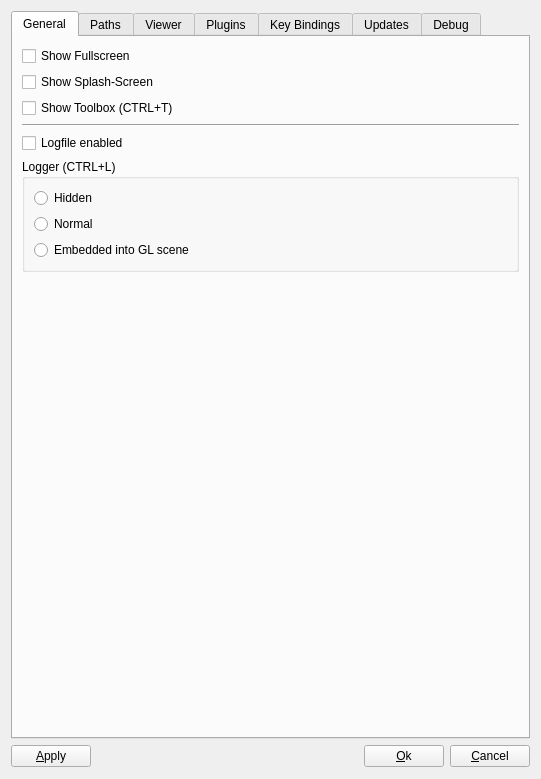
This is OpenFlipper/widgets/optionsWidget/optionsWidget.ui in ShenRen/OpenFlipper as Qt 5 draws it before an edit. The edited form follows.
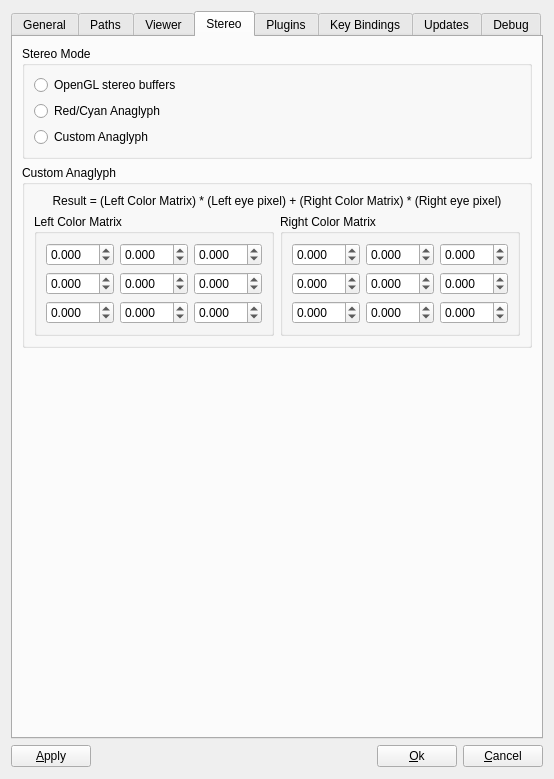
This is the edited form. The open tabs and pages were chosen to show the change. Custom widgets are drawn as their Qt base class.

Commit message: Dennis: Added anaglyph stereo support Added Options for anaglyph stereo

```diff
--- a/OpenFlipper/widgets/optionsWidget/optionsWidget.ui
+++ b/OpenFlipper/widgets/optionsWidget/optionsWidget.ui
@@ -387,6 +387,396 @@
        </item>
       </layout>
      </widget>
+     <widget class="QWidget" name="stereo" >
+      <attribute name="title" >
+       <string>Stereo</string>
+      </attribute>
+      <layout class="QVBoxLayout" name="verticalLayout_18" >
+       <item>
+        <widget class="QGroupBox" name="groupBox_5" >
+         <property name="title" >
+          <string>Stereo Mode</string>
+         </property>
+         <layout class="QVBoxLayout" name="verticalLayout_14" >
+          <item>
+           <widget class="QRadioButton" name="stereoOpengl" >
+            <property name="text" >
+             <string>OpenGL stereo buffers</string>
+            </property>
+           </widget>
+          </item>
+          <item>
+           <widget class="QRadioButton" name="stereoAnaglyph" >
+            <property name="text" >
+             <string>Red/Cyan Anaglyph</string>
+            </property>
+           </widget>
+          </item>
+          <item>
+           <widget class="QRadioButton" name="stereoCustomAnaglyph" >
+            <property name="text" >
+             <string>Custom Anaglyph</string>
+            </property>
+           </widget>
+          </item>
+         </layout>
+        </widget>
+       </item>
+       <item>
+        <widget class="QGroupBox" name="groupBox_6" >
+         <property name="title" >
+          <string>Custom Anaglyph</string>
+         </property>
+         <layout class="QVBoxLayout" name="verticalLayout_17" >
+          <item>
+           <widget class="QLabel" name="label_10" >
+            <property name="text" >
+             <string>Result = (Left Color Matrix) * (Left eye pixel) + (Right Color Matrix) * (Right eye pixel)</string>
+            </property>
+            <property name="textFormat" >
+             <enum>Qt::RichText</enum>
+            </property>
+            <property name="alignment" >
+             <set>Qt::AlignCenter</set>
+            </property>
+           </widget>
+          </item>
+          <item>
+           <layout class="QHBoxLayout" name="horizontalLayout_13" >
+            <item>
+             <widget class="QGroupBox" name="groupBox_8" >
+              <property name="title" >
+               <string>Left Color Matrix</string>
+              </property>
+              <layout class="QVBoxLayout" name="verticalLayout_15" >
+               <item>
+                <layout class="QGridLayout" name="gridLayout" >
+                 <item row="0" column="0" >
+                  <widget class="QDoubleSpinBox" name="lcm0" >
+                   <property name="decimals" >
+                    <number>3</number>
+                   </property>
+                   <property name="minimum" >
+                    <double>-10.000000000000000</double>
+                   </property>
+                   <property name="maximum" >
+                    <double>10.000000000000000</double>
+                   </property>
+                   <property name="singleStep" >
+                    <double>0.100000000000000</double>
+                   </property>
+                  </widget>
+                 </item>
+                 <item row="0" column="1" >
+                  <widget class="QDoubleSpinBox" name="lcm3" >
+                   <property name="decimals" >
+                    <number>3</number>
+                   </property>
+                   <property name="minimum" >
+                    <double>-10.000000000000000</double>
+                   </property>
+                   <property name="maximum" >
+                    <double>10.000000000000000</double>
+                   </property>
+                   <property name="singleStep" >
+                    <double>0.100000000000000</double>
+                   </property>
+                  </widget>
+                 </item>
+                 <item row="0" column="2" >
+                  <widget class="QDoubleSpinBox" name="lcm6" >
+                   <property name="decimals" >
+                    <number>3</number>
+                   </property>
+                   <property name="minimum" >
+                    <double>-10.000000000000000</double>
+                   </property>
+                   <property name="maximum" >
+                    <double>10.000000000000000</double>
+                   </property>
+                   <property name="singleStep" >
+                    <double>0.100000000000000</double>
+                   </property>
+                  </widget>
+                 </item>
+                 <item row="1" column="0" >
+                  <widget class="QDoubleSpinBox" name="lcm1" >
+                   <property name="decimals" >
+                    <number>3</number>
+                   </property>
+                   <property name="minimum" >
+                    <double>-10.000000000000000</double>
+                   </property>
+                   <property name="maximum" >
+                    <double>10.000000000000000</double>
+                   </property>
+                   <property name="singleStep" >
+                    <double>0.100000000000000</double>
+                   </property>
+                  </widget>
+                 </item>
+                 <item row="1" column="1" >
+                  <widget class="QDoubleSpinBox" name="lcm4" >
+                   <property name="decimals" >
+                    <number>3</number>
+                   </property>
+                   <property name="minimum" >
+                    <double>-10.000000000000000</double>
+                   </property>
+                   <property name="maximum" >
+                    <double>10.000000000000000</double>
+                   </property>
+                   <property name="singleStep" >
+                    <double>0.100000000000000</double>
+                   </property>
+                  </widget>
+                 </item>
+                 <item row="1" column="2" >
+                  <widget class="QDoubleSpinBox" name="lcm7" >
+                   <property name="decimals" >
+                    <number>3</number>
+                   </property>
+                   <property name="minimum" >
+                    <double>-10.000000000000000</double>
+                   </property>
+                   <property name="maximum" >
+                    <double>10.000000000000000</double>
+                   </property>
+                   <property name="singleStep" >
+                    <double>0.100000000000000</double>
+                   </property>
+                  </widget>
+                 </item>
+                 <item row="2" column="0" >
+                  <widget class="QDoubleSpinBox" name="lcm2" >
+                   <property name="decimals" >
+                    <number>3</number>
+                   </property>
+                   <property name="minimum" >
+                    <double>-10.000000000000000</double>
+                   </property>
+                   <property name="maximum" >
+                    <double>10.000000000000000</double>
+                   </property>
+                   <property name="singleStep" >
+                    <double>0.100000000000000</double>
+                   </property>
+                  </widget>
+                 </item>
+                 <item row="2" column="1" >
+                  <widget class="QDoubleSpinBox" name="lcm5" >
+                   <property name="decimals" >
+                    <number>3</number>
+                   </property>
+                   <property name="minimum" >
+                    <double>-10.000000000000000</double>
+                   </property>
+                   <property name="maximum" >
+                    <double>10.000000000000000</double>
+                   </property>
+                   <property name="singleStep" >
+                    <double>0.100000000000000</double>
+                   </property>
+                  </widget>
+                 </item>
+                 <item row="2" column="2" >
+                  <widget class="QDoubleSpinBox" name="lcm8" >
+                   <property name="decimals" >
+                    <number>3</number>
+                   </property>
+                   <property name="minimum" >
+                    <double>-10.000000000000000</double>
+                   </property>
+                   <property name="maximum" >
+                    <double>10.000000000000000</double>
+                   </property>
+                   <property name="singleStep" >
+                    <double>0.100000000000000</double>
+                   </property>
+                  </widget>
+                 </item>
+                </layout>
+               </item>
+              </layout>
+             </widget>
+            </item>
+            <item>
+             <widget class="QGroupBox" name="groupBox_9" >
+              <property name="title" >
+               <string>Right Color Matrix</string>
+              </property>
+              <layout class="QVBoxLayout" name="verticalLayout_16" >
+               <item>
+                <layout class="QGridLayout" name="gridLayout_2" >
+                 <item row="0" column="0" >
+                  <widget class="QDoubleSpinBox" name="rcm0" >
+                   <property name="decimals" >
+                    <number>3</number>
+                   </property>
+                   <property name="minimum" >
+                    <double>-10.000000000000000</double>
+                   </property>
+                   <property name="maximum" >
+                    <double>10.000000000000000</double>
+                   </property>
+                   <property name="singleStep" >
+                    <double>0.100000000000000</double>
+                   </property>
+                  </widget>
+                 </item>
+                 <item row="0" column="1" >
+                  <widget class="QDoubleSpinBox" name="rcm3" >
+                   <property name="decimals" >
+                    <number>3</number>
+                   </property>
+                   <property name="minimum" >
+                    <double>-10.000000000000000</double>
+                   </property>
+                   <property name="maximum" >
+                    <double>10.000000000000000</double>
+                   </property>
+                   <property name="singleStep" >
+                    <double>0.100000000000000</double>
+                   </property>
+                  </widget>
+                 </item>
+                 <item row="0" column="2" >
+                  <widget class="QDoubleSpinBox" name="rcm6" >
+                   <property name="decimals" >
+                    <number>3</number>
+                   </property>
+                   <property name="minimum" >
+                    <double>-10.000000000000000</double>
+                   </property>
+                   <property name="maximum" >
+                    <double>10.000000000000000</double>
+                   </property>
+                   <property name="singleStep" >
+                    <double>0.100000000000000</double>
+                   </property>
+                  </widget>
+                 </item>
+                 <item row="1" column="0" >
+                  <widget class="QDoubleSpinBox" name="rcm1" >
+                   <property name="decimals" >
+                    <number>3</number>
+                   </property>
+                   <property name="minimum" >
+                    <double>-10.000000000000000</double>
+                   </property>
+                   <property name="maximum" >
+                    <double>10.000000000000000</double>
+                   </property>
+                   <property name="singleStep" >
+                    <double>0.100000000000000</double>
+                   </property>
+                  </widget>
+                 </item>
+                 <item row="1" column="1" >
+                  <widget class="QDoubleSpinBox" name="rcm4" >
+                   <property name="decimals" >
+                    <number>3</number>
+                   </property>
+                   <property name="minimum" >
+                    <double>-10.000000000000000</double>
+                   </property>
+                   <property name="maximum" >
+                    <double>10.000000000000000</double>
+                   </property>
+                   <property name="singleStep" >
+                    <double>0.100000000000000</double>
+                   </property>
+                  </widget>
+                 </item>
+                 <item row="1" column="2" >
+                  <widget class="QDoubleSpinBox" name="rcm7" >
+                   <property name="decimals" >
+                    <number>3</number>
+                   </property>
+                   <property name="minimum" >
+                    <double>-10.000000000000000</double>
+                   </property>
+                   <property name="maximum" >
+                    <double>10.000000000000000</double>
+                   </property>
+                   <property name="singleStep" >
+                    <double>0.100000000000000</double>
+                   </property>
+                  </widget>
+                 </item>
+                 <item row="2" column="0" >
+                  <widget class="QDoubleSpinBox" name="rcm2" >
+                   <property name="decimals" >
+                    <number>3</number>
+                   </property>
+                   <property name="minimum" >
+                    <double>-10.000000000000000</double>
+                   </property>
+                   <property name="maximum" >
+                    <double>10.000000000000000</double>
+                   </property>
+                   <property name="singleStep" >
+                    <double>0.100000000000000</double>
+                   </property>
+                  </widget>
+                 </item>
+                 <item row="2" column="1" >
+                  <widget class="QDoubleSpinBox" name="rcm5" >
+                   <property name="decimals" >
+                    <number>3</number>
+                   </property>
+                   <property name="minimum" >
+                    <double>-10.000000000000000</double>
+                   </property>
+                   <property name="maximum" >
+                    <double>10.000000000000000</double>
+                   </property>
+                   <property name="singleStep" >
+                    <double>0.100000000000000</double>
+                   </property>
+                  </widget>
+                 </item>
+                 <item row="2" column="2" >
+                  <widget class="QDoubleSpinBox" name="rcm8" >
+                   <property name="decimals" >
+                    <number>3</number>
+                   </property>
+                   <property name="minimum" >
+                    <double>-10.000000000000000</double>
+                   </property>
+                   <property name="maximum" >
+                    <double>10.000000000000000</double>
+                   </property>
+                   <property name="singleStep" >
+                    <double>0.100000000000000</double>
+                   </property>
+                  </widget>
+                 </item>
+                </layout>
+               </item>
+              </layout>
+             </widget>
+            </item>
+           </layout>
+          </item>
+         </layout>
+        </widget>
+       </item>
+       <item>
+        <spacer name="verticalSpacer_2" >
+         <property name="orientation" >
+          <enum>Qt::Vertical</enum>
+         </property>
+         <property name="sizeHint" stdset="0" >
+          <size>
+           <width>20</width>
+           <height>374</height>
+          </size>
+         </property>
+        </spacer>
+       </item>
+      </layout>
+     </widget>
      <widget class="QWidget" name="tab" >
       <attribute name="title" >
        <string>Plugins</string>
```
Left out of the diff: 2 changed lines with no effect on the pictures. The commit also changes 10 other files.
